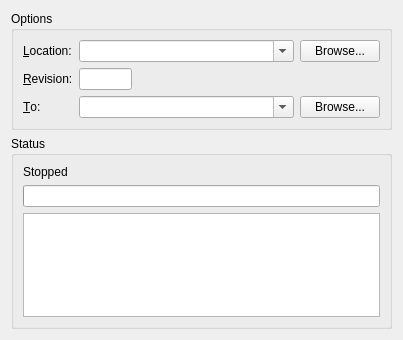
Above: ui/branch.ui from breezy-team/qbrz before the change. Below: the same form after it.
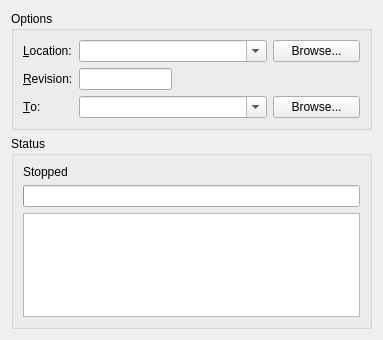
That is the form after the change.

Commit message: Layout tweaks in pull/push/branch dialogs

What changed in the file:
```diff
--- a/ui/branch.ui
+++ b/ui/branch.ui
@@ -5,17 +5,17 @@
    <rect>
     <x>0</x>
     <y>0</y>
-    <width>403</width>
+    <width>383</width>
     <height>340</height>
    </rect>
   </property>
-  <layout class="QVBoxLayout" >
+  <layout class="QVBoxLayout" name="verticalLayout" >
    <item>
     <widget class="QGroupBox" name="groupBox" >
      <property name="title" >
       <string>Options</string>
      </property>
-     <layout class="QGridLayout" >
+     <layout class="QGridLayout" name="gridLayout" >
       <item row="0" column="0" >
        <widget class="QLabel" name="label_2" >
         <property name="text" >
@@ -31,6 +31,9 @@
         <property name="editable" >
          <bool>true</bool>
         </property>
+        <property name="sizeAdjustPolicy" >
+         <enum>QComboBox::AdjustToMinimumContentsLength</enum>
+        </property>
        </widget>
       </item>
       <item row="0" column="3" >
@@ -53,7 +56,7 @@
       <item row="1" column="1" >
        <widget class="QLineEdit" name="revision" />
       </item>
-      <item row="1" column="2" >
+      <item row="1" column="2" colspan="2" >
        <spacer>
         <property name="orientation" >
          <enum>Qt::Horizontal</enum>
@@ -81,6 +84,9 @@
         <property name="editable" >
          <bool>true</bool>
         </property>
+        <property name="sizeAdjustPolicy" >
+         <enum>QComboBox::AdjustToMinimumContentsLength</enum>
+        </property>
        </widget>
       </item>
       <item row="2" column="3" >
```
Left out of the diff: 2 changed lines with no effect on the pictures. The commit also changes 5 other files.
